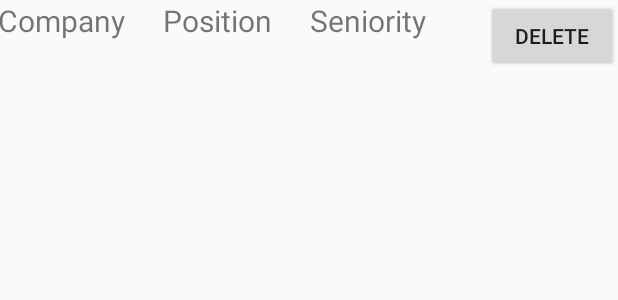
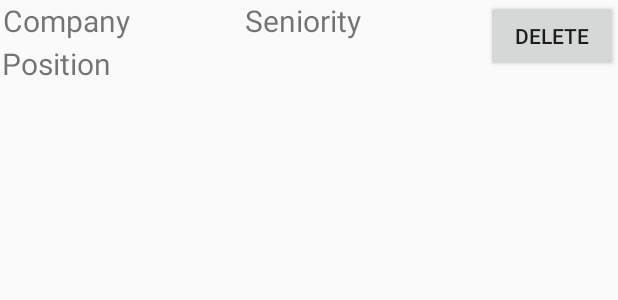
Before and after one commit to hyunjoon99/Applied, an Android app: the layout item_application.xml on its own in the app's theme, with its tools: preview values and no code run, on a phone screen of 412 x 824 dp. Shown: the top 300 px of the screen. Run offline under Robolectric (Android 15) with nearby library versions, the phone set to English and light mode, and no system bars.

Commit message:
tweaked layout of application_item, still ugly

```diff
--- a/app/src/main/res/layout/content_main.xml
+++ b/app/src/main/res/layout/content_main.xml
@@ -26,6 +26,9 @@
         android:layout_height="wrap_content"
         app:layout_constraintBottom_toBottomOf="parent"
         app:layout_constraintEnd_toEndOf="parent"
-        app:layout_constraintTop_toTopOf="parent"/>
+        app:layout_constraintHorizontal_bias="0.0"
+        app:layout_constraintStart_toStartOf="parent"
+        app:layout_constraintTop_toTopOf="parent"
+        app:layout_constraintVertical_bias="0.068" />
 
 </androidx.constraintlayout.widget.ConstraintLayout>
--- a/app/src/main/res/layout/item_application.xml
+++ b/app/src/main/res/layout/item_application.xml
@@ -6,34 +6,40 @@
 
     <TextView
         android:id="@+id/application_company"
-        android:layout_width="wrap_content"
+        android:layout_width="151dp"
         android:layout_height="wrap_content"
         android:layout_alignParentStart="true"
         android:layout_alignParentLeft="true"
-        android:layout_marginStart="-1dp"
-        android:layout_marginLeft="-1dp"
+        android:layout_marginStart="2dp"
+        android:layout_marginLeft="2dp"
         android:text="@string/company"
         android:textSize="20sp" />
 
     <TextView
         android:id="@+id/application_position"
-        android:layout_width="wrap_content"
+        android:layout_width="321dp"
         android:layout_height="wrap_content"
-        android:layout_marginStart="25dp"
-        android:layout_marginLeft="25dp"
-        android:layout_toEndOf="@+id/application_company"
-        android:layout_toRightOf="@+id/application_company"
+        android:layout_below="@+id/application_seniority"
+        android:layout_alignParentStart="true"
+        android:layout_alignParentLeft="true"
+        android:layout_marginStart="1dp"
+        android:layout_marginLeft="1dp"
+        android:layout_marginTop="1dp"
         android:text="@string/position"
         android:textSize="20sp" />
 
     <TextView
         android:id="@+id/application_seniority"
-        android:layout_width="wrap_content"
+        android:layout_width="144dp"
         android:layout_height="wrap_content"
-        android:layout_marginStart="25dp"
-        android:layout_marginLeft="25dp"
-        android:layout_toEndOf="@+id/application_position"
-        android:layout_toRightOf="@+id/application_position"
+        android:layout_marginStart="10dp"
+        android:layout_marginLeft="10dp"
+        android:layout_marginEnd="16dp"
+        android:layout_marginRight="16dp"
+        android:layout_toStartOf="@+id/application_delete"
+        android:layout_toLeftOf="@+id/application_delete"
+        android:layout_toEndOf="@+id/application_company"
+        android:layout_toRightOf="@+id/application_company"
         android:text="@string/seniority"
         android:textSize="20sp" />
 
@@ -43,6 +49,8 @@
         android:layout_height="wrap_content"
         android:layout_alignParentEnd="true"
         android:layout_alignParentRight="true"
+        android:layout_marginEnd="0dp"
+        android:layout_marginRight="0dp"
         android:onClick="deleteApplication"
         android:text="Delete" />
 </RelativeLayout>
```
Also changed, not shown: app/src/main/java/com/example/applied/MainActivity.kt (line endings or trailing spaces).
